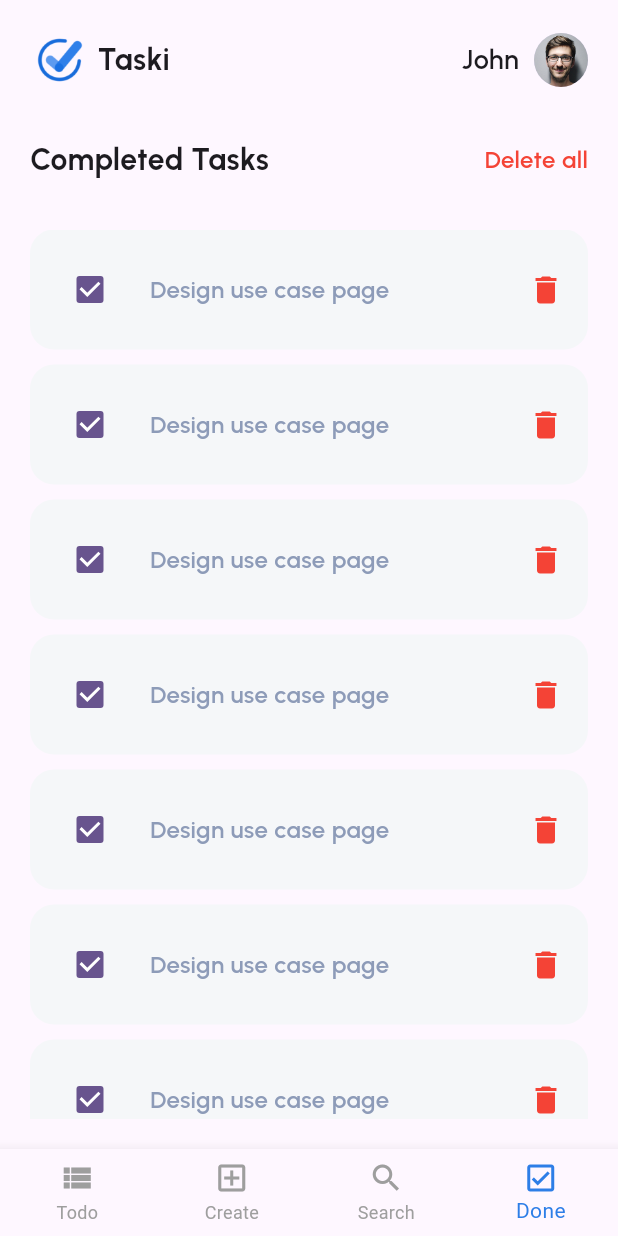
After one commit to samuel-vrit/taski, a Flutter app: the screen it shows after launch, item 4 of the bottom bar chosen, on a phone screen of 412 x 824 dp. The commit adds this screen. Run offline on Flutter 3.47's test engine with Material 3 defaults, Android fonts, the phone set to English and light mode, and no system bars; our stand-ins replace google_fonts.

Commit message:
search page and done page finish

```diff
--- a/lib/constants.dart
+++ b/lib/constants.dart
@@ -3,6 +3,7 @@ import 'package:google_fonts/google_fonts.dart';
 
 Color kThemeColor = Color(0xff2D7EE7);
 Color kBackGroundGrey = Color(0xffF5F7F9);
+Color kBorderColor = Color(0xffBBBBBB);
 
 Color kTextColor02 = Color(0xff8d9bb8);
 
--- a/lib/main.dart
+++ b/lib/main.dart
@@ -1,4 +1,5 @@
 import 'package:flutter/material.dart';
+import 'package:taski/screens/dashboard_page.dart';
 import 'package:taski/screens/home_page.dart';
 
 void main() {
@@ -18,7 +19,7 @@ class MyApp extends StatelessWidget {
         colorScheme: ColorScheme.fromSeed(seedColor: Colors.deepPurple),
         useMaterial3: true,
       ),
-      home: HomePage(),
+      home: DashboardPage(),
     );
   }
 }
--- /dev/null
+++ b/lib/screens/dashboard_page.dart
@@ -0,0 +1,105 @@
+import 'package:flutter/material.dart';
+import 'package:taski/constants.dart';
+import 'package:taski/models/task_model.dart';
+import 'package:taski/screens/done_page.dart';
+import 'package:taski/screens/home_page.dart';
+import 'package:taski/screens/search_page.dart';
+import 'package:taski/widgets/add_task_sheet.dart';
+
+class DashboardPage extends StatefulWidget {
+  const DashboardPage({super.key});
+
+  @override
+  State<DashboardPage> createState() => _DashboardPageState();
+}
+
+class _DashboardPageState extends State<DashboardPage> {
+  int currentIndex = 0;
+
+  String? taskTitle;
+
+  String? taskDescription;
+
+  List<TaskModel> tasksList = [
+    TaskModel(
+        title: 'Design sign up flow',
+        description:
+            "By the time a prospect arrives at your signup page, in most cases, they've already By the time a prospect arrives at your signup page, in most cases."),
+    TaskModel(
+        title: 'Design use case page',
+        description:
+            "By the time a prospect arrives at your signup page, in most cases, they've already By the time a prospect arrives at your signup page, in most cases."),
+    TaskModel(
+        title: 'Test Wireframe',
+        description:
+            "By the time a prospect arrives at your signup page, in most cases, they've already By the time a prospect arrives at your signup page, in most cases."),
+    TaskModel(
+        title: 'Create new task UI flow',
+        description:
+            "By the time a prospect arrives at your signup page, in most cases, they've already By the time a prospect arrives at your signup page, in most cases."),
+    TaskModel(
+        title: 'Collect project assets',
+        description:
+            "By the time a prospect arrives at your signup page, in most cases, they've already By the time a prospect arrives at your signup page, in most cases."),
+    TaskModel(
+        title: 'Collect Skills list',
+        description:
+            "By the time a prospect arrives at your signup page, in most cases, they've already By the time a prospect arrives at your signup page, in most cases."),
+  ];
+
+  @override
+  Widget build(BuildContext context) {
+    return Scaffold(
+      body: [
+        HomePage(tasksList: tasksList),
+        HomePage(tasksList: tasksList),
+        SearchPage(),
+        DonePage()
+      ][currentIndex],
+      bottomNavigationBar: BottomNavigationBar(
+        onTap: (value) async {
+          currentIndex = value;
+          if (currentIndex == 1) {
+            showModalBottomSheet(
+                context: context,
+                builder: (context) {
+                  return AddTaskSheet(
+                    onTitleChanged: (title) {
+                      taskTitle = title;
+                    },
+                    onDescriptionChanged: (description) {
+                      taskDescription = description;
+                    },
+                    onCreate: () {
+                      if (taskTitle != null) {
+                        tasksList.add(TaskModel(
+                            title: taskTitle ?? '',
+                            description: taskDescription ?? ''));
+
+                        taskTitle = null;
+                        Navigator.pop(context);
+                      }
+                      setState(() {});
+                    },
+                  );
+                });
+          }
+
+          setState(() {});
+        },
+        currentIndex: currentIndex,
+        unselectedItemColor: Colors.grey,
+        selectedItemColor: kThemeColor,
+        type: BottomNavigationBarType.fixed,
+        items: bottomNavItems,
+      ),
+    );
+  }
+}
+
+List<BottomNavigationBarItem> bottomNavItems = [
+  BottomNavigationBarItem(label: 'Todo', icon: Icon(Icons.view_list)),
+  BottomNavigationBarItem(label: 'Create', icon: Icon(Icons.add_box_outlined)),
+  BottomNavigationBarItem(label: 'Search', icon: Icon(Icons.search)),
+  BottomNavigationBarItem(label: 'Done', icon: Icon(Icons.check_box_outlined)),
+];
--- /dev/null
+++ b/lib/screens/done_page.dart
@@ -0,0 +1,80 @@
+import 'package:flutter/material.dart';
+import 'package:taski/constants.dart';
+import 'package:taski/widgets/custom_app_bar.dart';
+
+class DonePage extends StatelessWidget {
+  const DonePage({super.key});
+
+  @override
+  Widget build(BuildContext context) {
+    return Scaffold(
+      body: SafeArea(
+        child: Padding(
+          padding: const EdgeInsets.all(20.0),
+          child: Column(
+            children: [
+              CustomAppBar(),
+              SizedBox(height: 32),
+              Row(
+                mainAxisAlignment: MainAxisAlignment.spaceBetween,
+                children: [
+                  Text(
+                    'Completed Tasks',
+                    style: kHeadingTextStyle1,
+                  ),
+                  Text(
+                    'Delete all',
+                    style: kBodyTextStyle.copyWith(color: Colors.red),
+                  ),
+                ],
+              ),
+              SizedBox(height: 32),
+              Expanded(
+                child: ListView.separated(
+                    itemBuilder: (context, index) => DeleteTaskElement(),
+                    separatorBuilder: (context, index) => SizedBox(height: 10),
+                    itemCount: 20),
+              )
+            ],
+          ),
+        ),
+      ),
+    );
+  }
+}
+
+class DeleteTaskElement extends StatelessWidget {
+  const DeleteTaskElement({
+    super.key,
+  });
+
+  @override
+  Widget build(BuildContext context) {
+    return Container(
+      padding: EdgeInsets.all(16),
+      decoration: BoxDecoration(
+        borderRadius: BorderRadius.circular(16),
+        color: kBackGroundGrey,
+      ),
+      child: Row(
+        children: [
+          Checkbox(
+            value: true,
+            side: BorderSide(color: Colors.grey, width: 2),
+            onChanged: (val) {},
+          ),
+          SizedBox(width: 16),
+          Text(
+            'Design use case page',
+            style: kBodyTextStyle.copyWith(color: kTextColor02),
+          ),
+          Spacer(),
+          Icon(
+            Icons.delete,
+            color: Colors.red,
+          )
+        ],
+      ),
+    );
+  }
+}
--- /dev/null
+++ b/lib/widgets/custom_app_bar.dart
@@ -0,0 +1,36 @@
+import 'package:flutter/material.dart';
+import 'package:taski/constants.dart';
+
+class CustomAppBar extends StatelessWidget {
+  const CustomAppBar({
+    super.key,
+  });
+
+  @override
+  Widget build(BuildContext context) {
+    return Row(
+      children: [
+        Image.asset(
+          'assets/app_logo.png',
+          height: 40,
+          width: 40,
+        ),
+        SizedBox(width: 5),
+        Text(
+          'Taski',
+          style: kHeadingTextStyle1,
+        ),
+        Spacer(),
+        Text(
+          'John',
+          style: kHeadingTextStyle2,
+        ),
+        SizedBox(width: 10),
+        CircleAvatar(
+          radius: 18,
+          backgroundImage: AssetImage('assets/images/profile_image.png'),
+        )
+      ],
+    );
+  }
+}
```
Also changed, not shown: lib/screens/home_page.dart (+11 -117 lines), lib/screens/search_page.dart (added, +36 -0 lines).
